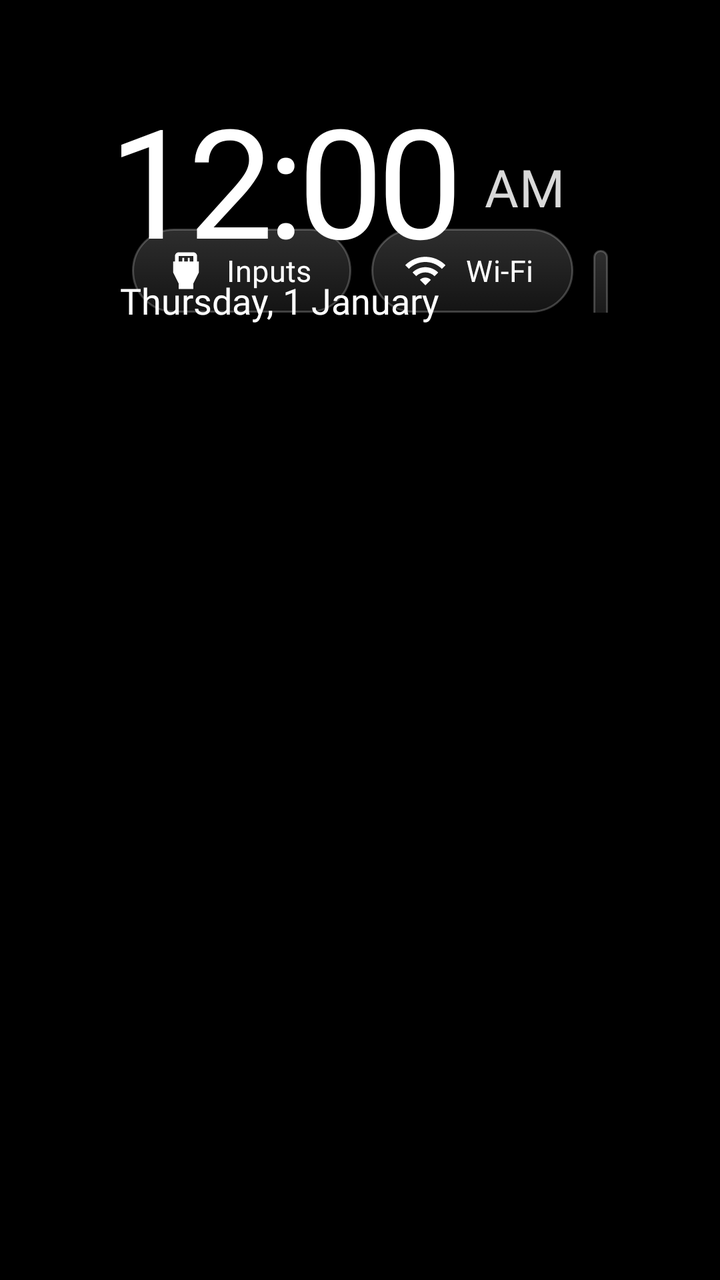
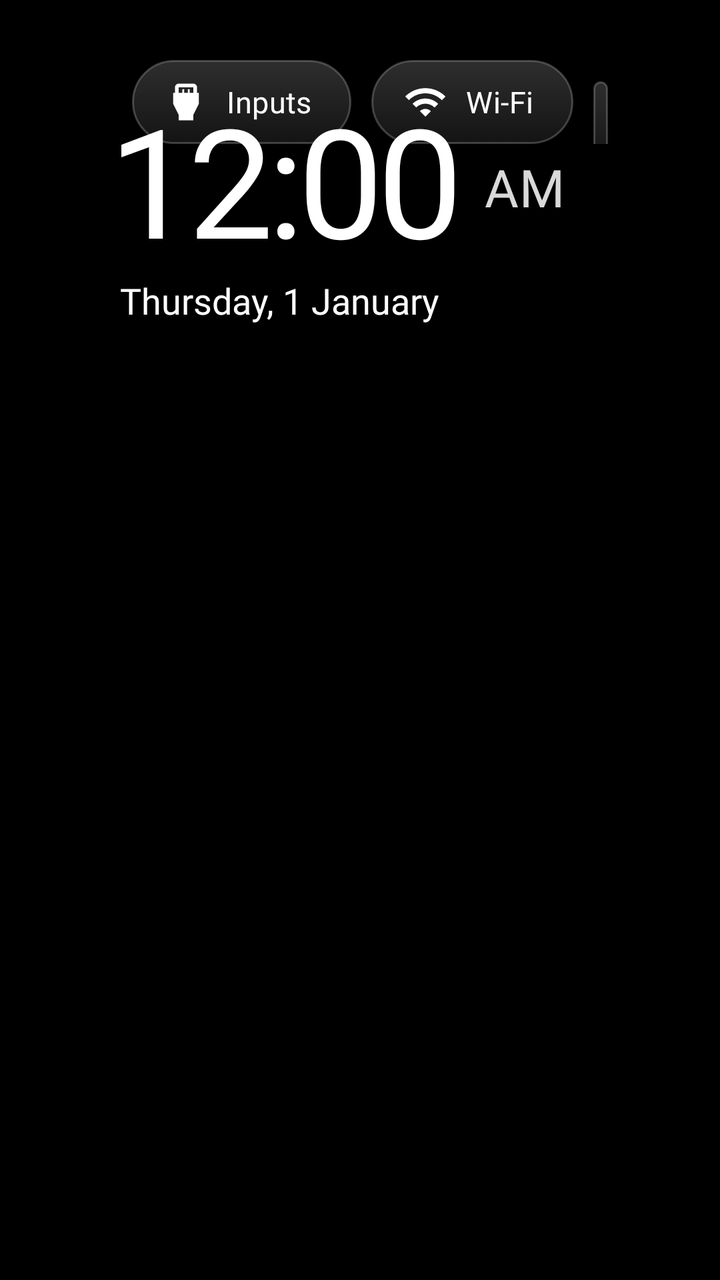

Two renders of the same Android screen: before a commit and after it. Below are the layout's source before the change and the commit's diff.
<!-- AndroidManifest.xml: application theme Theme.TvHome -->
<!-- res/layout/activity_main.xml -->
<?xml version="1.0" encoding="utf-8"?>
<FrameLayout xmlns:android="http://schemas.android.com/apk/res/android"
    android:id="@+id/root"
    android:layout_width="match_parent"
    android:layout_height="match_parent"
    android:background="#FF000000">

    
    <View
        android:id="@+id/ambient"
        android:layout_width="match_parent"
        android:layout_height="match_parent"
        android:alpha="0" />

    
    <TextView
        android:id="@+id/heroName"
        android:layout_width="wrap_content"
        android:layout_height="wrap_content"
        android:layout_marginStart="68dp"
        android:alpha="0"
        android:textColor="#FFFFFFFF"
        android:textSize="54sp"
        android:fontFamily="@font/space_grotesk"
        android:fontVariationSettings="'wght' 400"
        android:letterSpacing="-0.03"
        android:includeFontPadding="false"
        android:singleLine="true" />

    <LinearLayout
        android:layout_width="match_parent"
        android:layout_height="match_parent"
        android:orientation="vertical"
        android:paddingStart="56dp"
        android:paddingEnd="56dp"
        android:paddingTop="26dp">

        <RelativeLayout
            android:layout_width="match_parent"
            android:layout_height="wrap_content">

            <LinearLayout
                android:id="@+id/leftBlock"
                android:layout_width="wrap_content"
                android:layout_height="wrap_content"
                android:layout_alignParentStart="true"
                android:orientation="vertical">

                <TextView
                    android:id="@+id/greeting"
                    android:layout_width="wrap_content"
                    android:layout_height="wrap_content"
                    android:layout_marginStart="4dp"
                    android:textColor="#D9FFFFFF"
                    android:textSize="17sp"
                    android:fontFamily="@font/space_grotesk"
                    android:fontVariationSettings="'wght' 500" />

                <LinearLayout
                    android:layout_width="wrap_content"
                    android:layout_height="wrap_content"
                    android:orientation="horizontal"
                    android:baselineAligned="true">

                    <TextClock
                        android:id="@+id/clock"
                        android:layout_width="wrap_content"
                        android:layout_height="wrap_content"
                        android:format12Hour="h:mm"
                        android:format24Hour="HH:mm"
                        android:textColor="#FFFFFFFF"
                        android:textSize="76sp"
                        android:fontFamily="@font/space_grotesk"
                        android:fontVariationSettings="'wght' 300"
                        android:letterSpacing="-0.04"
                        android:includeFontPadding="false" />

                    <TextClock
                        android:id="@+id/ampm"
                        android:layout_width="wrap_content"
                        android:layout_height="wrap_content"
                        android:layout_marginStart="12dp"
                        android:layout_gravity="bottom"
                        android:layout_marginBottom="14dp"
                        android:format12Hour="a"
                        android:format24Hour=""
                        android:textColor="#D9FFFFFF"
                        android:textSize="26sp"
                        android:fontFamily="@font/space_grotesk"
                        android:fontVariationSettings="'wght' 500"
                        android:letterSpacing="0.02"
                        android:includeFontPadding="false" />

                </LinearLayout>

                <LinearLayout
                    android:layout_width="wrap_content"
                    android:layout_height="wrap_content"
                    android:layout_marginStart="4dp"
                    android:orientation="horizontal"
                    android:baselineAligned="true">

                    <TextClock
                        android:id="@+id/date"
                        android:layout_width="wrap_content"
                        android:layout_height="wrap_content"
                        android:format12Hour="EEEE, d MMMM"
                        android:format24Hour="EEEE, d MMMM"
                        android:textColor="#FFFFFFFF"
                        android:textSize="18sp"
                        android:fontFamily="@font/space_grotesk"
                        android:fontVariationSettings="'wght' 500" />

                    <TextView
                        android:id="@+id/panchang"
                        android:layout_width="wrap_content"
                        android:layout_height="wrap_content"
                        android:layout_marginStart="22dp"
                        android:textColor="#CCFFFFFF"
                        android:textSize="17sp"
                        android:fontFamily="@font/space_grotesk"
                        android:fontVariationSettings="'wght' 500"
                        android:visibility="gone" />

                    <TextView
                        android:id="@+id/weather"
                        android:layout_width="wrap_content"
                        android:layout_height="wrap_content"
                        android:layout_marginStart="22dp"
                        android:textColor="#FFFFFFFF"
                        android:textSize="18sp"
                        android:fontFamily="@font/space_grotesk"
                        android:fontVariationSettings="'wght' 600"
                        android:visibility="gone" />
                </LinearLayout>
            </LinearLayout>

            <LinearLayout
                android:id="@+id/topButtons"
                android:layout_width="wrap_content"
                android:layout_height="wrap_content"
                android:layout_alignParentEnd="true"
                android:layout_alignBottom="@id/leftBlock"
                android:layout_marginBottom="6dp"
                android:orientation="horizontal">

                <TextView
                    android:id="@+id/btnInputs"
                    style="@style/TopButton"
                    android:text="@string/inputs"
                    android:drawableStart="@drawable/ic_input"
                    android:nextFocusDown="@+id/grid" />

                <TextView
                    android:id="@+id/btnWifi"
                    style="@style/TopButton"
                    android:text="@string/wifi"
                    android:drawableStart="@drawable/ic_wifi"
                    android:nextFocusDown="@+id/grid" />

                <TextView
                    android:id="@+id/btnSettings"
                    style="@style/TopButton"
                    android:text="@string/settings"
                    android:drawableStart="@drawable/ic_settings"
                    android:nextFocusDown="@+id/grid" />
            </LinearLayout>
        </RelativeLayout>

        
        <FrameLayout
            android:layout_width="match_parent"
            android:layout_height="0dp"
            android:layout_weight="1"
            android:layout_marginTop="10dp">

            <androidx.recyclerview.widget.RecyclerView
                android:id="@+id/grid"
                android:layout_width="match_parent"
                android:layout_height="match_parent"
                android:paddingTop="10dp"
                android:paddingBottom="40dp"
                android:clipToPadding="false"
                android:clipChildren="false"
                android:overScrollMode="never"
                android:scrollbars="none"
                android:descendantFocusability="afterDescendants" />
        </FrameLayout>
    </LinearLayout>

    
    <com.gathin.tvhome.GlassView
        android:id="@+id/glass"
        android:layout_width="10dp"
        android:layout_height="10dp"
        android:alpha="0"
        android:importantForAccessibility="no" />
</FrameLayout>
<!-- resources referenced by this layout -->
<resources>
  <!-- drawable ic_input (drawable) -->
  <?xml version="1.0" encoding="utf-8"?>
  <vector xmlns:android="http://schemas.android.com/apk/res/android"
      android:width="22dp" android:height="22dp"
      android:viewportWidth="24" android:viewportHeight="24">
      <path android:fillColor="#FFFFFFFF"
          android:pathData="M18,7V4c0,-1.1 -0.9,-2 -2,-2H8C6.9,2 6,2.9 6,4v3H5v6l3,6v3h8v-3l3,-6V7H18zM8,4h8v3h-2V5h-1v2h-2V5h-1v2H8V4z" />
  </vector>
  <!-- drawable ic_wifi (drawable) -->
  <?xml version="1.0" encoding="utf-8"?>
  <vector xmlns:android="http://schemas.android.com/apk/res/android"
      android:width="22dp" android:height="22dp"
      android:viewportWidth="24" android:viewportHeight="24">
      <path android:fillColor="#FFFFFFFF"
          android:pathData="M1,9l2,2c4.97,-4.97 13.03,-4.97 18,0l2,-2C16.93,2.93 7.08,2.93 1,9zM9,17l3,3 3,-3c-1.65,-1.66 -4.34,-1.66 -6,0zM5,13l2,2c2.76,-2.76 7.24,-2.76 10,0l2,-2C15.14,9.14 8.87,9.14 5,13z" />
  </vector>
  <string name="inputs">Inputs</string>
  <string name="settings">Settings</string>
  <string name="wifi">Wi-Fi</string>
  <style name="TopButton">
          <item name="android:layout_width">wrap_content</item>
          <item name="android:layout_height">42dp</item>
          <item name="android:layout_marginStart">10dp</item>
          <item name="android:paddingStart">16dp</item>
          <item name="android:paddingEnd">20dp</item>
          <item name="android:gravity">center</item>
          <item name="android:background">@drawable/pill_bg</item>
          <item name="android:textColor">#FFFFFFFF</item>
          <item name="android:textSize">15sp</item>
          <item name="android:fontFamily">@font/space_grotesk</item>
          <item name="android:fontVariationSettings">\'wght\' 500</item>
          <item name="android:letterSpacing">0.01</item>
          <item name="android:drawablePadding">9dp</item>
          <item name="android:drawableTint">#FFFFFFFF</item>
          <item name="android:focusable">true</item>
          <item name="android:clickable">true</item>
      </style>
  <style name="Theme.TvHome" parent="android:Theme.Material.NoActionBar.Fullscreen">
          <item name="android:windowBackground">@android:color/black</item>
          <item name="android:colorBackground">@android:color/black</item>
          <item name="android:windowAnimationStyle">@null</item>
      </style>
  <!-- drawable pill_bg (drawable) -->
  <?xml version="1.0" encoding="utf-8"?>
  <selector xmlns:android="http://schemas.android.com/apk/res/android">
      <item android:state_focused="true">
          <shape android:shape="rectangle">
              <solid android:color="#3DFFFFFF" />
              <stroke android:width="2dp" android:color="#99FFFFFF" />
              <corners android:radius="21dp" />
          </shape>
      </item>
      <item>
          <shape android:shape="rectangle">
              <gradient android:angle="270" android:startColor="#2EFFFFFF" android:endColor="#14FFFFFF" />
              <stroke android:width="1dp" android:color="#38FFFFFF" />
              <corners android:radius="21dp" />
          </shape>
      </item>
  </selector>
  <!-- unchanged entries left out for length: 1 -->
</resources>

<!-- the commit's change to res/layout/activity_main.xml (unified diff, before → after) -->
@@ -140,8 +140,8 @@
                 android:layout_width="wrap_content"
                 android:layout_height="wrap_content"
                 android:layout_alignParentEnd="true"
-                android:layout_alignBottom="@id/leftBlock"
-                android:layout_marginBottom="6dp"
+                android:layout_alignParentTop="true"
+                android:layout_marginTop="4dp"
                 android:orientation="horizontal">
 
                 <TextView
